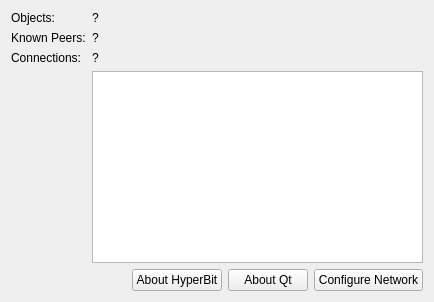
First picture: the form in hyperbit/gui/data/StatusTab.ui, repository g1itch/hyperbit, before the edit.
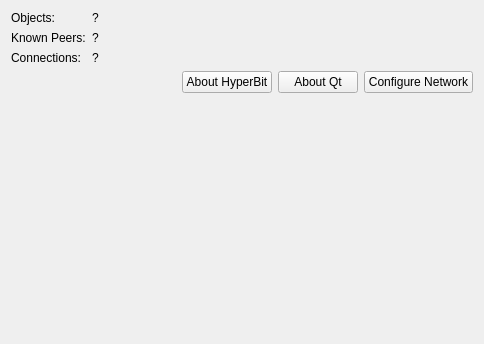
Second picture: the form after the edit.

Commit message: Fix network display bugs

What changed in the file:
```diff
--- a/hyperbit/gui/data/StatusTab.ui
+++ b/hyperbit/gui/data/StatusTab.ui
@@ -2,9 +2,14 @@
 <ui version="4.0">
  <class>channels</class>
   <widget class="QWidget" name="debugInfo">
-       <attribute name="title">
-        <string>Status</string>
-       </attribute>
+  <property name="geometry">
+   <rect>
+    <x>0</x>
+    <y>0</y>
+    <width>484</width>
+    <height>344</height>
+   </rect>
+  </property>
        <layout class="QFormLayout" name="infoLayout">
         <property name="fieldGrowthPolicy">
          <enum>QFormLayout::AllNonFixedFieldsGrow</enum>
@@ -51,14 +56,7 @@
           </property>
          </widget>
         </item>
-        <item row="5" column="1">
-         <widget class="QTableView" name="status_connections">
-          <property name="selectionBehavior">
-           <enum>QAbstractItemView::SelectRows</enum>
-          </property>
-         </widget>
-        </item>
-        <item row="9" column="1">
+   <item row="8" column="1">
          <layout class="QHBoxLayout" name="horizontalLayout_3">
           <item>
            <spacer name="horizontalSpacer_4">
```
Left out of the diff: 2 changed lines with no effect on the pictures. Lines whose indentation alone changed are shown as unchanged. The commit also changes 2 other files.
